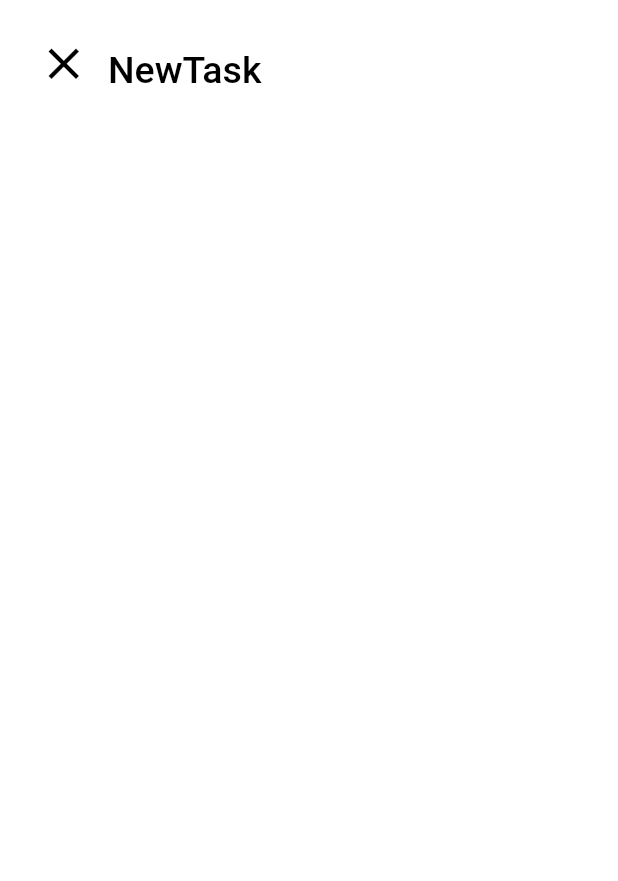
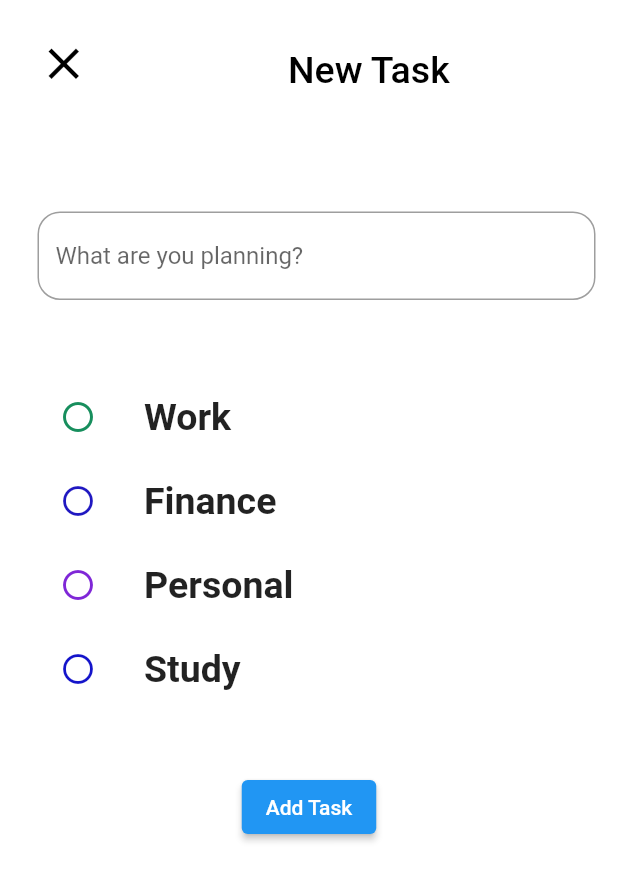
Before and after one commit to NabinTimsina-17/to_do_list, a Flutter app: the AddItemsPage screen opened directly, on a phone screen of 412 x 824 dp. Shown: the top 881 px of the screen. Run offline on Flutter 3.47's test engine with Material 2 defaults, Android fonts, the phone set to English and light mode, and no system bars.

Commit message:
add item page updated

```diff
--- a/lib/pages/add_item_page.dart
+++ b/lib/pages/add_item_page.dart
@@ -1,21 +1,16 @@
-
 import 'package:flutter/material.dart';
-
 
 class AddItemsPage extends StatefulWidget {
   const AddItemsPage({super.key});
 
-
-
   @override
- State<AddItemsPage> createState() =>  _AddItemsPageState();
+  State<AddItemsPage> createState() => _AddItemsPageState();
 }
-
 
 class _AddItemsPageState extends State<AddItemsPage> {
   String selectedCategory = "finance";
 
-@override
+  @override
   Widget build(BuildContext context) {
     return Scaffold(
       backgroundColor: const Color.fromARGB(236, 255, 255, 255),
@@ -36,27 +31,119 @@ class _AddItemsPageState extends State<AddItemsPage> {
           ),
         ),
         title: const Padding(
-          padding: EdgeInsets.fromLTRB(0.0, 38.0, 0, 0),
+          padding: EdgeInsets.fromLTRB(120.0, 38.0, 0, 0),
           child: Text(
-            "NewTask",
+            "New Task",
             style: TextStyle(
               fontSize: 25.0,
             ),
           ),
         ),
       ),
-      body: const SingleChildScrollView(
-        child: Column(
-          children: [
-            SizedBox(
-              height: 30,
+      body: Column(
+        children: [
+          const SizedBox(
+            height: 70,
+          ),
+          Padding(
+            padding: const EdgeInsets.fromLTRB(25.0, 15.0, 15.0, 0.0),
+            child: TextField(
+              decoration: InputDecoration(
+                border: OutlineInputBorder(
+                  borderRadius: BorderRadius.circular(15.0),
+                ),
+                hintText: 'What are you planning?',
+              ),
             ),
-            Padding(
-              padding:
-              EdgeInsets.symmetric(horizontal: 30.0, vertical: 16),
+          ),
+          SizedBox(
+            height: 50,
+          ),
+          ListTile(
+            contentPadding: EdgeInsets.fromLTRB(40.0, 0.0, 0.0, 0.0),
+            tileColor: const Color.fromARGB(255, 255, 255, 255),
+            shape: RoundedRectangleBorder(
+              borderRadius: BorderRadius.circular(10),
+            ),
+            leading: const Icon(
+              Icons.radio_button_unchecked,
+              color: Color.fromARGB(255, 23, 142, 93),
+            ),
+            title: const Text(
+              "Work",
+              style: TextStyle(
+                fontWeight: FontWeight.bold,
+                fontSize: 25,
               ),
-          ],
-        ),
+            ),
+          ),
+          ListTile(
+            contentPadding: EdgeInsets.fromLTRB(40.0, 0.0, 0.0, 0.0),
+            tileColor: const Color.fromARGB(255, 255, 255, 255),
+            shape: RoundedRectangleBorder(
+              borderRadius: BorderRadius.circular(10),
+            ),
+            leading: const Icon(
+              Icons.radio_button_unchecked,
+              color: Color.fromARGB(255, 32, 24, 193),
+            ),
+            title: const Text(
+              "Finance",
+              style: TextStyle(
+                fontWeight: FontWeight.bold,
+                fontSize: 25,
+              ),
+            ),
+          ),
+          ListTile(
+            contentPadding: EdgeInsets.fromLTRB(40.0, 0.0, 0.0, 0.0),
+            tileColor: const Color.fromARGB(255, 255, 255, 255),
+            shape: RoundedRectangleBorder(
+              borderRadius: BorderRadius.circular(10),
+            ),
+            leading: const Icon(
+              Icons.radio_button_unchecked,
+              color: Color.fromARGB(255, 127, 39, 215),
+            ),
+            title: const Text(
+              "Personal",
+              style: TextStyle(
+                fontWeight: FontWeight.bold,
+                fontSize: 25,
+              ),
+            ),
+          ),
+          ListTile(
+            contentPadding: EdgeInsets.fromLTRB(40.0, 0.0, 0.0, 0.0),
+            tileColor: const Color.fromARGB(255, 255, 255, 255),
+            shape: RoundedRectangleBorder(
+              borderRadius: BorderRadius.circular(10),
+            ),
+            leading: const Icon(
+              Icons.radio_button_unchecked,
+              color: Color.fromARGB(255, 20, 20, 202),
+            ),
+            title: const Text(
+              "Study",
+              style: TextStyle(
+                fontWeight: FontWeight.bold,
+                fontSize: 25,
+              ),
+            ),
+          ),
+          const SizedBox(
+            height: 40,
+          ),
+          ElevatedButton(
+            onPressed: () => Navigator.of(context)
+            .push(MaterialPageRoute(builder: (context) => const AddItemsPage())),
+            child:  const Text('Add Task', ),
+
+
+            ),
+
+
+        ],
       ),
     );
   }
```
